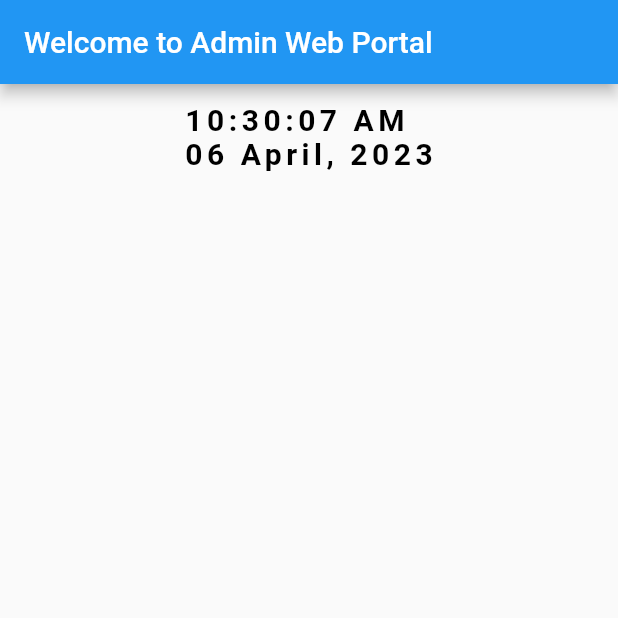
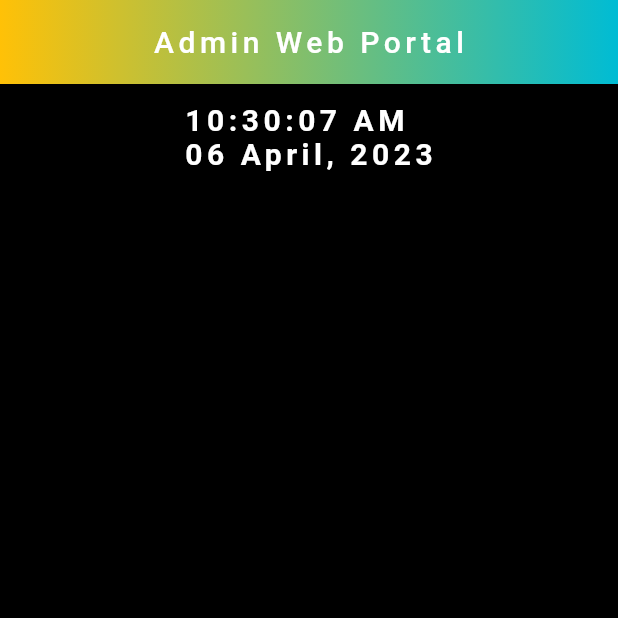
Before and after one commit to Alen87/Flutter-web-app, a Flutter app: the screen it shows after launch, on a phone screen of 412 x 824 dp, the top half of it. Run offline on Flutter 3.47's test engine with Material 2 defaults, Android fonts, the phone set to English and light mode, and no system bars.

Commit message:
set appbar with gradient custom colors

```diff
--- a/lib/main_screen/home_screen.dart
+++ b/lib/main_screen/home_screen.dart
@@ -51,8 +51,24 @@ class _HomeScreenState extends State<HomeScreen> {
   @override
   Widget build(BuildContext context) {
     return Scaffold(
+      backgroundColor: Colors.black,
       appBar: AppBar(
-        title: const Text("Welcome to Admin Web Portal"),
+        flexibleSpace: Container(
+          decoration: const BoxDecoration(
+            gradient: LinearGradient(
+              colors: [Colors.amber, Colors.cyan],
+              begin: FractionalOffset(0, 0),
+              end: FractionalOffset(1, 0),
+              stops: [0, 1],
+              tileMode: TileMode.clamp,
+            ),
+          ),
+        ),
+        title: const Text(
+          "Admin Web Portal",
+          style: TextStyle(fontSize: 20,letterSpacing: 3,color: Colors.white),
+        ),
+        centerTitle: true,
       ),
       body: Center(
           child: Column(
@@ -63,7 +79,7 @@ class _HomeScreenState extends State<HomeScreen> {
               timeText + "\n" + dateText,
               style: const TextStyle(
                   fontSize: 20,
-                  color: Colors.black,
+                  color: Colors.white,
                   letterSpacing: 3,
                   fontWeight: FontWeight.bold),
             ),
```
